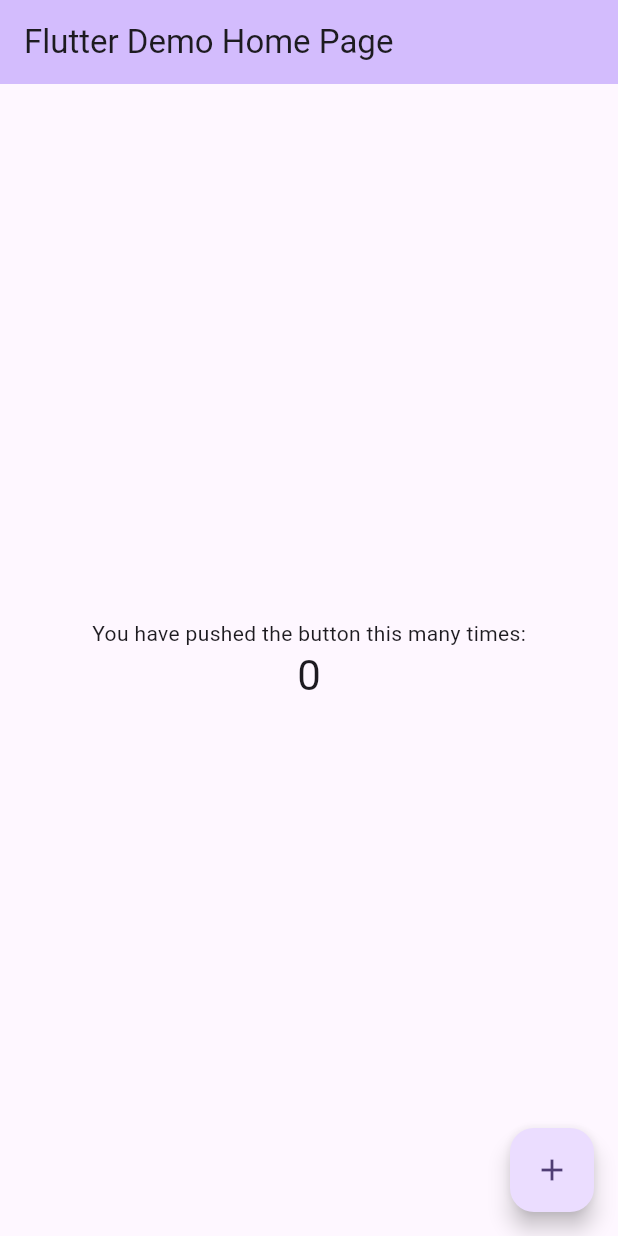
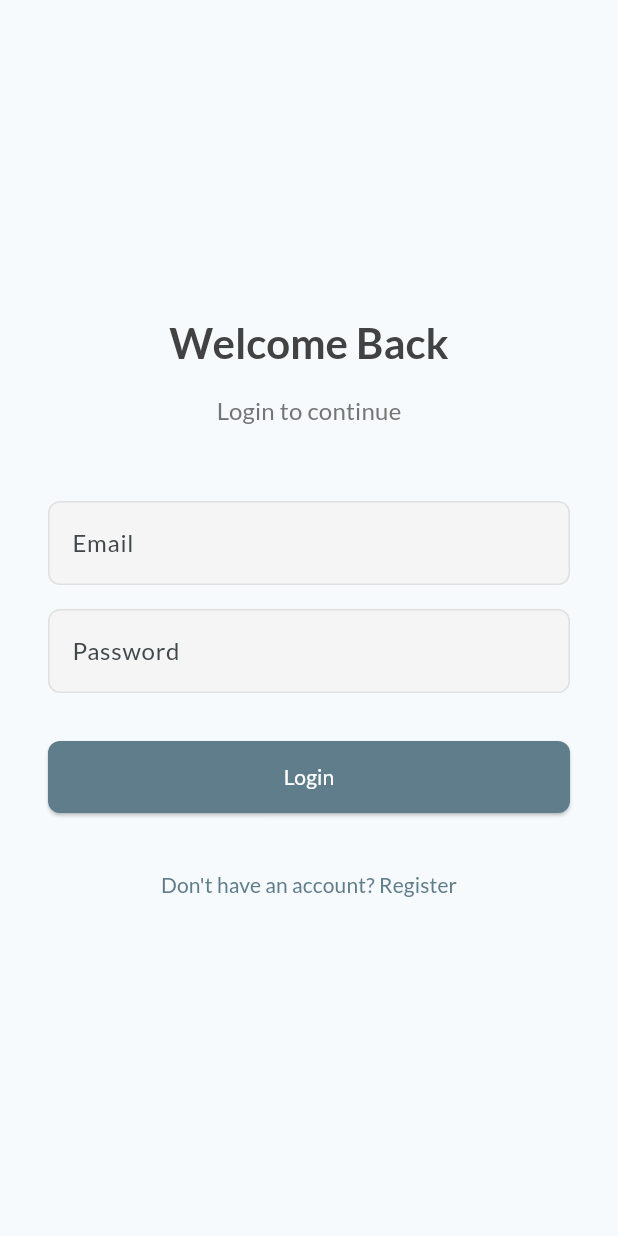
Before and after one commit to ValerieAttila09/flutter-login-signup, a Flutter app: the screen it shows after launch, on a phone screen of 412 x 824 dp. Run offline on Flutter 3.47's test engine with Material 3 defaults, Android fonts, the phone set to English and light mode, and no system bars; our stand-ins replace google_fonts.

Commit message:
flutter-login-page

```diff
--- /dev/null
+++ b/lib/auth_screen.dart
@@ -0,0 +1,95 @@
+
+import 'package:flutter/material.dart';
+
+class AuthScreen extends StatefulWidget {
+  const AuthScreen({super.key});
+
+  @override
+  State<AuthScreen> createState() => _AuthScreenState();
+}
+
+class _AuthScreenState extends State<AuthScreen> {
+  bool _isLogin = true;
+
+  @override
+  Widget build(BuildContext context) {
+    return Scaffold(
+      body: Center(
+        child: SingleChildScrollView(
+          padding: const EdgeInsets.all(32.0),
+          child: ConstrainedBox(
+            constraints: const BoxConstraints(maxWidth: 400),
+            child: Column(
+              mainAxisAlignment: MainAxisAlignment.center,
+              children: [
+                Text(
+                  _isLogin ? 'Welcome Back' : 'Create Account',
+                  style: Theme.of(context).textTheme.headlineMedium?.copyWith(
+                        fontWeight: FontWeight.bold,
+                        color: Colors.grey[800],
+                      ),
+                ),
+                const SizedBox(height: 16),
+                Text(
+                  _isLogin ? 'Login to continue' : 'Sign up to get started',
+                  style: Theme.of(context).textTheme.titleMedium?.copyWith(
+                        color: Colors.grey[600],
+                      ),
+                ),
+                const SizedBox(height: 48),
+                _buildTextField(label: 'Email'),
+                const SizedBox(height: 16),
+                _buildTextField(label: 'Password', obscureText: true),
+                if (!_isLogin) ...[
+                  const SizedBox(height: 16),
+                  _buildTextField(label: 'Confirm Password', obscureText: true),
+                ],
+                const SizedBox(height: 32),
+                ElevatedButton(
+                  onPressed: () {},
+                  child: Text(_isLogin ? 'Login' : 'Register'),
+                ),
+                const SizedBox(height: 24),
+                TextButton(
+                  onPressed: () {
+                    setState(() {
+                      _isLogin = !_isLogin;
+                    });
+                  },
+                  child: Text(
+                    _isLogin
+                        ? 'Don\'t have an account? Register'
+                        : 'Already have an account? Login',
+                  ),
+                ),
+              ],
+            ),
+          ),
+        ),
+      ),
+    );
+  }
+
+  Widget _buildTextField({required String label, bool obscureText = false}) {
+    return TextField(
+      obscureText: obscureText,
+      decoration: InputDecoration(
+        labelText: label,
+        border: OutlineInputBorder(
+          borderRadius: BorderRadius.circular(8.0),
+          borderSide: BorderSide(color: Colors.grey[300]!),
+        ),
+        enabledBorder: OutlineInputBorder(
+          borderRadius: BorderRadius.circular(8.0),
+          borderSide: BorderSide(color: Colors.grey[300]!),
+        ),
+        focusedBorder: OutlineInputBorder(
+          borderRadius: BorderRadius.circular(8.0),
+          borderSide: BorderSide(color: Theme.of(context).primaryColor),
+        ),
+        filled: true,
+        fillColor: Colors.grey[100],
+      ),
+    );
+  }
+}
--- a/lib/main.dart
+++ b/lib/main.dart
@@ -1,4 +1,7 @@
+
 import 'package:flutter/material.dart';
+import 'package:myapp/auth_screen.dart';
+import 'package:myapp/theme.dart';
 
 void main() {
   runApp(const MyApp());
@@ -7,116 +10,12 @@ void main() {
 class MyApp extends StatelessWidget {
   const MyApp({super.key});
 
-  // This widget is the root of your application.
   @override
   Widget build(BuildContext context) {
     return MaterialApp(
-      title: 'Flutter Demo',
-      theme: ThemeData(
-        // This is the theme of your application.
-        //
-        // TRY THIS: Try running your application with "flutter run". You'll see
-        // the application has a purple toolbar. Then, without quitting the app,
-        // try changing the seedColor in the colorScheme below to Colors.green
-        // and then invoke "hot reload" (save your changes or press the "hot
-        // reload" button in a Flutter-supported IDE, or press "r" if you used
-        // the command line to start the app).
-        //
-        // Notice that the counter didn't reset back to zero; the application
-        // state is not lost during the reload. To reset the state, use hot
-        // restart instead.
-        //
-        // This works for code too, not just values: Most code changes can be
-        // tested with just a hot reload.
-        colorScheme: ColorScheme.fromSeed(seedColor: Colors.deepPurple),
-      ),
-      home: const MyHomePage(title: 'Flutter Demo Home Page'),
+      title: 'Flutter Auth Demo',
+      theme: lightTheme,
+      home: const AuthScreen(),
     );
   }
 }
-
-class MyHomePage extends StatefulWidget {
-  const MyHomePage({super.key, required this.title});
-
-  // This widget is the home page of your application. It is stateful, meaning
-  // that it has a State object (defined below) that contains fields that affect
-  // how it looks.
-
-  // This class is the configuration for the state. It holds the values (in this
-  // case the title) provided by the parent (in this case the App widget) and
-  // used by the build method of the State. Fields in a Widget subclass are
-  // always marked "final".
-
-  final String title;
-
-  @override
-  State<MyHomePage> createState() => _MyHomePageState();
-}
-
-class _MyHomePageState extends State<MyHomePage> {
-  int _counter = 0;
-
-  void _incrementCounter() {
-    setState(() {
-      // This call to setState tells the Flutter framework that something has
-      // changed in this State, which causes it to rerun the build method below
-      // so that the display can reflect the updated values. If we changed
-      // _counter without calling setState(), then the build method would not be
-      // called again, and so nothing would appear to happen.
-      _counter++;
-    });
-  }
-
-  @override
-  Widget build(BuildContext context) {
-    // This method is rerun every time setState is called, for instance as done
-    // by the _incrementCounter method above.
-    //
-    // The Flutter framework has been optimized to make rerunning build methods
-    // fast, so that you can just rebuild anything that needs updating rather
-    // than having to individually change instances of widgets.
-    return Scaffold(
-      appBar: AppBar(
-        // TRY THIS: Try changing the color here to a specific color (to
-        // Colors.amber, perhaps?) and trigger a hot reload to see the AppBar
-        // change color while the other colors stay the same.
-        backgroundColor: Theme.of(context).colorScheme.inversePrimary,
-        // Here we take the value from the MyHomePage object that was created by
-        // the App.build method, and use it to set our appbar title.
-        title: Text(widget.title),
-      ),
-      body: Center(
-        // Center is a layout widget. It takes a single child and positions it
-        // in the middle of the parent.
-        child: Column(
-          // Column is also a layout widget. It takes a list of children and
-          // arranges them vertically. By default, it sizes itself to fit its
-          // children horizontally, and tries to be as tall as its parent.
-          //
-          // Column has various properties to control how it sizes itself and
-          // how it positions its children. Here we use mainAxisAlignment to
-          // center the children vertically; the main axis here is the vertical
-          // axis because Columns are vertical (the cross axis would be
-          // horizontal).
-          //
-          // TRY THIS: Invoke "debug painting" (choose the "Toggle Debug Paint"
-          // action in the IDE, or press "p" in the console), to see the
-          // wireframe for each widget.
-          mainAxisAlignment: MainAxisAlignment.center,
-          children: <Widget>[
-            const Text('You have pushed the button this many times:'),
-            Text(
-              '$_counter',
-              style: Theme.of(context).textTheme.headlineMedium,
-            ),
-          ],
-        ),
-      ),
-      floatingActionButton: FloatingActionButton(
-        onPressed: _incrementCounter,
-        tooltip: 'Increment',
-        child: const Icon(Icons.add),
-      ), // This trailing comma makes auto-formatting nicer for build methods.
-    );
-  }
-}
--- /dev/null
+++ b/lib/theme.dart
@@ -0,0 +1,30 @@
+
+import 'package:flutter/material.dart';
+import 'package:google_fonts/google_fonts.dart';
+
+const Color primarySeedColor = Colors.blueGrey;
+
+final ThemeData lightTheme = ThemeData(
+  useMaterial3: true,
+  brightness: Brightness.light,
+  colorScheme: ColorScheme.fromSeed(
+    seedColor: primarySeedColor,
+    brightness: Brightness.light,
+  ),
+  textTheme: GoogleFonts.latoTextTheme(),
+  elevatedButtonTheme: ElevatedButtonThemeData(
+    style: ElevatedButton.styleFrom(
+      foregroundColor: Colors.white,
+      backgroundColor: primarySeedColor,
+      minimumSize: const Size(double.infinity, 48),
+      shape: RoundedRectangleBorder(
+        borderRadius: BorderRadius.circular(8.0),
+      ),
+    ),
+  ),
+  textButtonTheme: TextButtonThemeData(
+    style: TextButton.styleFrom(
+      foregroundColor: primarySeedColor,
+    ),
+  ),
+);
--- a/pubspec.yaml
+++ b/pubspec.yaml
@@ -34,6 +34,7 @@ dependencies:
   # The following adds the Cupertino Icons font to your application.
   # Use with the CupertinoIcons class for iOS style icons.
   cupertino_icons: ^1.0.8
+  google_fonts: ^6.3.2
 
 dev_dependencies:
   flutter_test:
```
Also changed, not shown: pubspec.lock, 1 other file.
